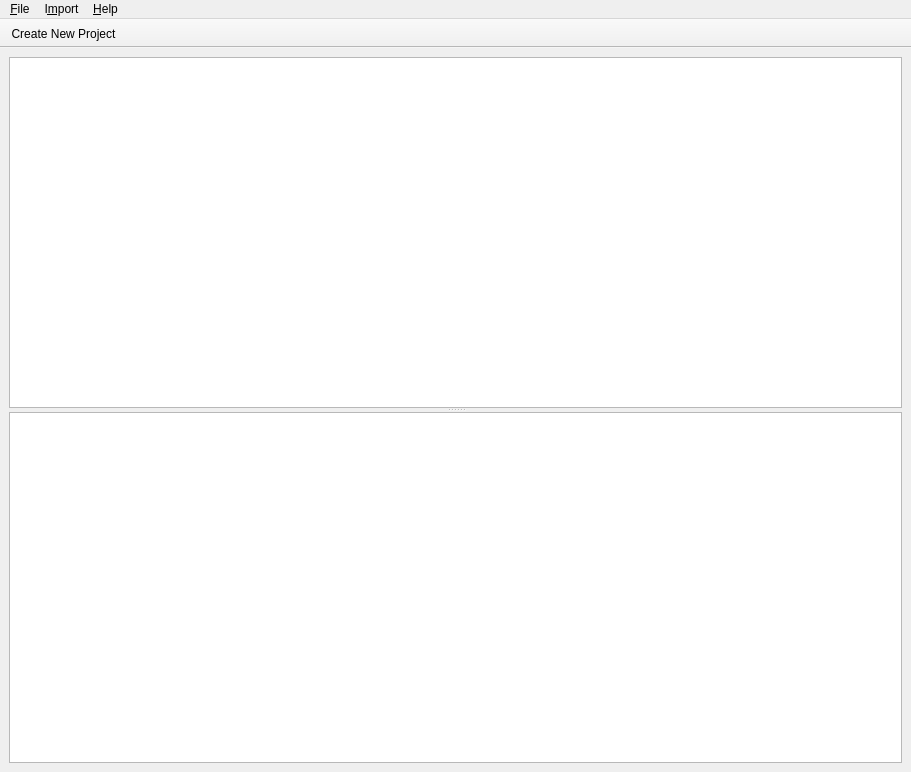
jansorg/tom-ui, file source/main_window.ui: the form before one commit.
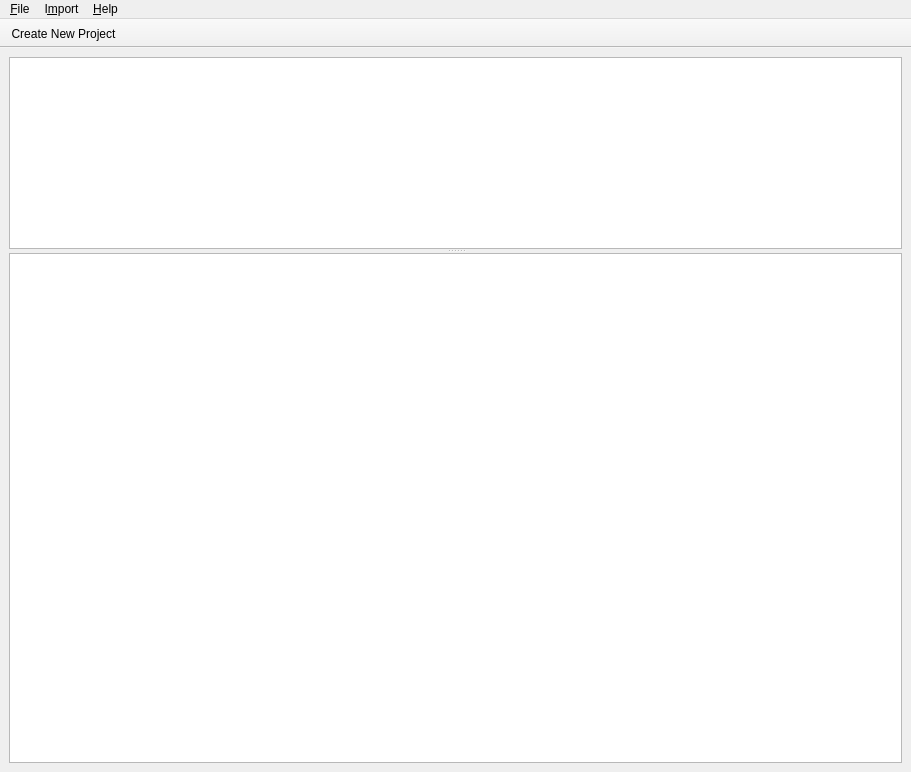
The form after the commit. Icons and pictures are not drawn. Custom widgets are drawn as their Qt base class.

```diff
--- a/source/main_window.ui
+++ b/source/main_window.ui
@@ -25,11 +25,29 @@
        <enum>Qt::Vertical</enum>
       </property>
       <widget class="ProjectTreeView" name="projectTree">
+       <property name="sizePolicy">
+        <sizepolicy hsizetype="Expanding" vsizetype="Preferred">
+         <horstretch>0</horstretch>
+         <verstretch>0</verstretch>
+        </sizepolicy>
+       </property>
+       <property name="minimumSize">
+        <size>
+         <width>0</width>
+         <height>150</height>
+        </size>
+       </property>
        <attribute name="headerShowSortIndicator" stdset="0">
         <bool>true</bool>
        </attribute>
       </widget>
       <widget class="FrameTableView" name="frameView">
+       <property name="sizePolicy">
+        <sizepolicy hsizetype="Expanding" vsizetype="Expanding">
+         <horstretch>0</horstretch>
+         <verstretch>1</verstretch>
+        </sizepolicy>
+       </property>
        <property name="sizeIncrement">
         <size>
          <width>0</width>
@@ -61,7 +79,7 @@
         <bool>true</bool>
        </property>
        <attribute name="horizontalHeaderDefaultSectionSize">
-        <number>125</number>
+        <number>120</number>
        </attribute>
        <attribute name="horizontalHeaderMinimumSectionSize">
         <number>110</number>
```
Left out of the diff: 7 changed lines with no effect on the pictures.
